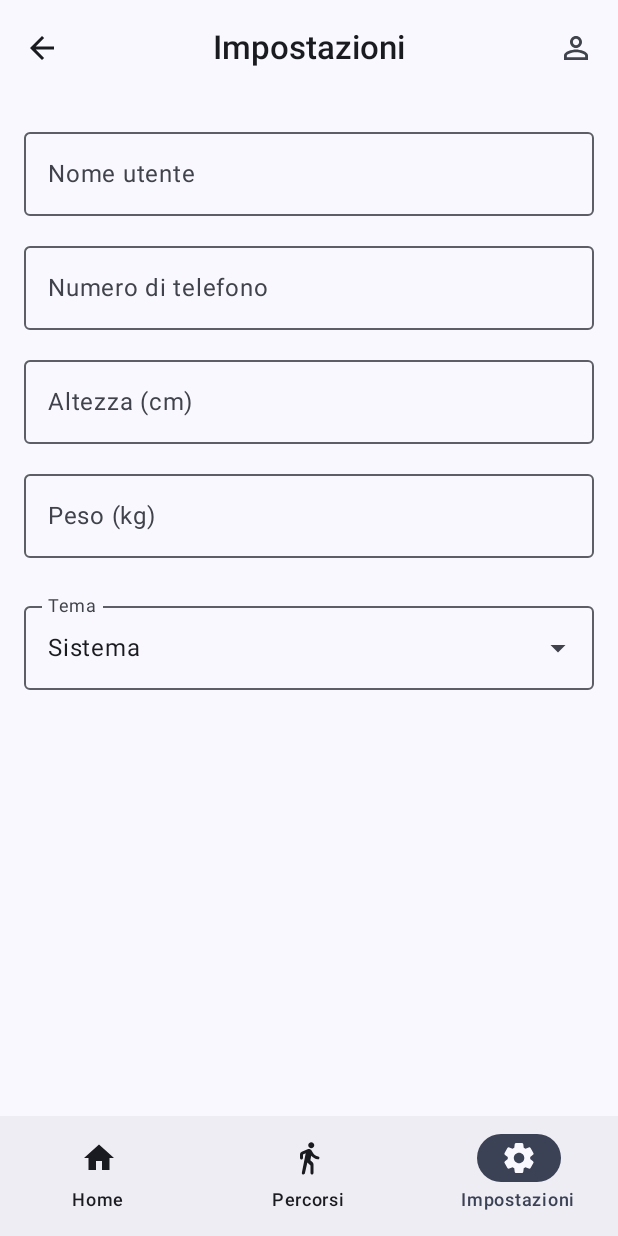
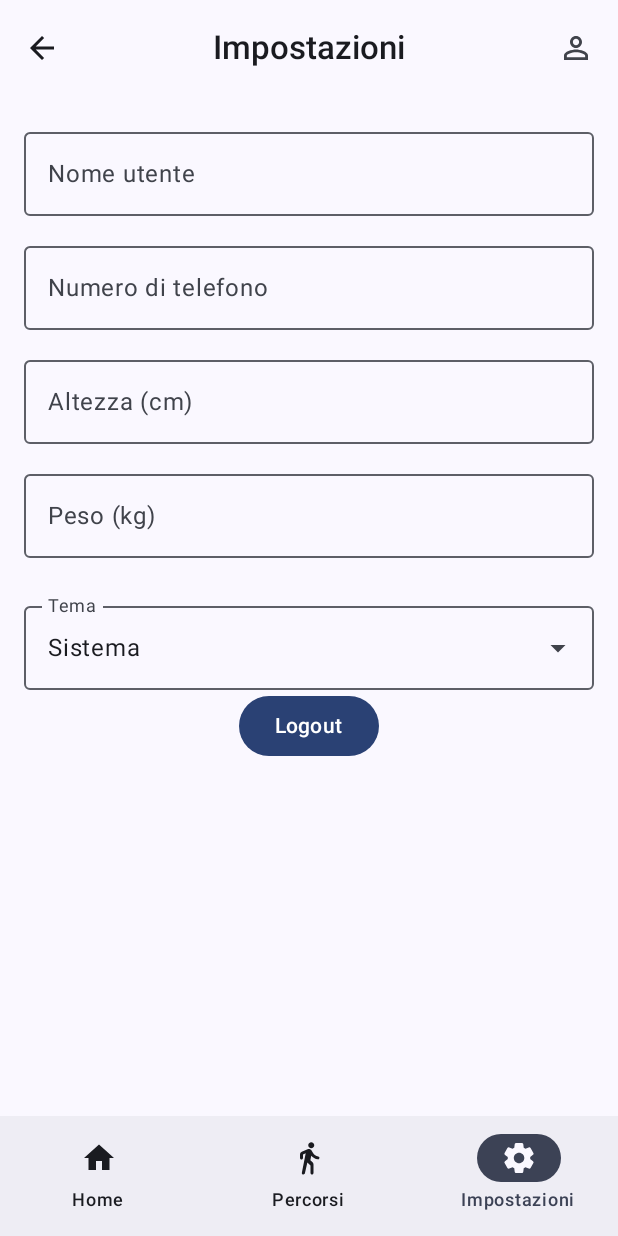
Before and after one commit to luciobaiocchi/mobile-project, an Android app built with Jetpack Compose: the SettingsScreen screen opened through its navigation route, on a phone screen of 412 x 824 dp. Run offline under Robolectric (Android 15) with nearby library versions, the phone set to English and light mode, and no system bars; our stand-ins replace Firebase (no records; nobody signed in at launch, a user with empty details on screens opened directly).

Commit message:
added logout

```diff
--- a/app/src/main/java/com/heard/mobile/MainActivity.kt
+++ b/app/src/main/java/com/heard/mobile/MainActivity.kt
@@ -14,6 +14,7 @@ import androidx.lifecycle.ViewModelProvider
 import androidx.navigation.compose.rememberNavController
 import com.heard.mobile.datastore.ThemeOption
 import com.heard.mobile.ui.ApplicationGraph
+import com.heard.mobile.ui.screens.login.AuthViewModel
 import com.heard.mobile.ui.theme.MobileTheme
 import com.heard.mobile.viewmodel.ThemeViewModel
 
@@ -29,6 +30,9 @@ class MainActivity : ComponentActivity() {
         }
     }
 
+    private val authViewModel: AuthViewModel by viewModels()
+
+
     override fun onCreate(savedInstanceState: Bundle?) {
         super.onCreate(savedInstanceState)
         enableEdgeToEdge()
@@ -43,7 +47,7 @@ class MainActivity : ComponentActivity() {
 
             MobileTheme(useDarkTheme = darkTheme) {
                 val navController = rememberNavController()
-                ApplicationGraph(navController, themeViewModel)
+                ApplicationGraph(navController, themeViewModel, authViewModel)
             }
         }
     }
--- a/app/src/main/java/com/heard/mobile/ui/Navigation.kt
+++ b/app/src/main/java/com/heard/mobile/ui/Navigation.kt
@@ -1,12 +1,15 @@
 package com.heard.mobile.ui
 
 import androidx.compose.runtime.Composable
+import androidx.compose.runtime.collectAsState
+import androidx.compose.runtime.getValue
 import androidx.navigation.NavHostController
 import androidx.navigation.compose.NavHost
 import androidx.navigation.compose.composable
 import androidx.navigation.toRoute
 import com.heard.mobile.ui.screens.addPath.AddPathScreen
 import com.heard.mobile.ui.screens.home.HomeScreen
+import com.heard.mobile.ui.screens.login.AuthViewModel
 import com.heard.mobile.ui.screens.login.LoginScreen
 import com.heard.mobile.ui.screens.path.PathScreen
 import com.heard.mobile.ui.screens.personal.PersonalProfile
@@ -28,10 +31,12 @@ sealed interface HeardRoute {
 }
 
 @Composable
-fun ApplicationGraph(navController: NavHostController, themeViewModel: ThemeViewModel) {
+fun ApplicationGraph(navController: NavHostController, themeViewModel: ThemeViewModel, authViewModel: AuthViewModel) {
+    val isUserLoggedIn by authViewModel.isUserLoggedIn.collectAsState()
+
     NavHost(
         navController = navController,
-        startDestination = HeardRoute.Login,
+        startDestination = if (isUserLoggedIn) HeardRoute.Home else HeardRoute.Login,
     ) {
         composable<HeardRoute.Login> {
             LoginScreen(
@@ -55,7 +60,7 @@ fun ApplicationGraph(navController: NavHostController, themeViewModel: ThemeView
             AddPathScreen(navController)
         }
         composable<HeardRoute.Settings> {
-            SettingsScreen(navController, themeViewModel)
+            SettingsScreen(navController, themeViewModel, authViewModel)
         }
         composable<HeardRoute.Profile> {
             PersonalProfile(navController)
--- /dev/null
+++ b/app/src/main/java/com/heard/mobile/ui/screens/login/AuthViewModel.kt
@@ -0,0 +1,32 @@
+package com.heard.mobile.ui.screens.login
+
+import androidx.lifecycle.ViewModel
+import androidx.lifecycle.viewModelScope
+import com.google.firebase.auth.FirebaseAuth
+import kotlinx.coroutines.flow.MutableStateFlow
+import kotlinx.coroutines.flow.StateFlow
+import kotlinx.coroutines.launch
+
+class AuthViewModel : ViewModel() {
+    private val auth: FirebaseAuth = FirebaseAuth.getInstance()
+
+    private val _isUserLoggedIn = MutableStateFlow(auth.currentUser != null)
+    val isUserLoggedIn: StateFlow<Boolean> = _isUserLoggedIn
+
+    fun login(email: String, password: String, onResult: (Boolean, String?) -> Unit) {
+        auth.signInWithEmailAndPassword(email, password)
+            .addOnCompleteListener { task ->
+                if (task.isSuccessful) {
+                    _isUserLoggedIn.value = true
+                    onResult(true, null)
+                } else {
+                    onResult(false, task.exception?.localizedMessage)
+                }
+            }
+    }
+
+    fun logout() {
+        auth.signOut()
+        _isUserLoggedIn.value = false
+    }
+}
--- a/app/src/main/java/com/heard/mobile/ui/screens/settings/SettingsScreen.kt
+++ b/app/src/main/java/com/heard/mobile/ui/screens/settings/SettingsScreen.kt
@@ -10,6 +10,7 @@ import androidx.compose.foundation.layout.height
 import androidx.compose.foundation.layout.padding
 import androidx.compose.material.icons.Icons
 import androidx.compose.material.icons.filled.ArrowDropDown
+import androidx.compose.material3.Button
 import androidx.compose.material3.DropdownMenu
 import androidx.compose.material3.DropdownMenuItem
 import androidx.compose.material3.Icon
@@ -27,8 +28,10 @@ import androidx.compose.ui.Alignment
 import androidx.compose.ui.Modifier
 import androidx.compose.ui.unit.dp
 import androidx.navigation.NavController
+import com.heard.mobile.ui.HeardRoute
 import com.heard.mobile.ui.composables.AppBar
 import com.heard.mobile.ui.composables.CustomBottomBar
+import com.heard.mobile.ui.screens.login.AuthViewModel
 import com.heard.mobile.viewmodel.ThemeViewModel
 
 enum class ThemeOption(val label: String) {
@@ -38,7 +41,7 @@ enum class ThemeOption(val label: String) {
 }
 
 @Composable
-fun SettingsScreen(navController: NavController , themeViewModel: ThemeViewModel) {
+fun SettingsScreen(navController: NavController , themeViewModel: ThemeViewModel, authViewModel: AuthViewModel) {
     // Stati per i dati personali
     var username by rememberSaveable { mutableStateOf("") }
     var phoneNumber by rememberSaveable { mutableStateOf("") }
@@ -124,6 +127,15 @@ fun SettingsScreen(navController: NavController , themeViewModel: ThemeViewModel
                     }
                 }
             }
+
+            Button(onClick = {
+                authViewModel.logout()
+                navController.navigate(HeardRoute.Login) {
+                    popUpTo(HeardRoute.Home) { inclusive = true }
+                }
+            }) {
+                Text("Logout")
+            }
         }
     }
 }
```
